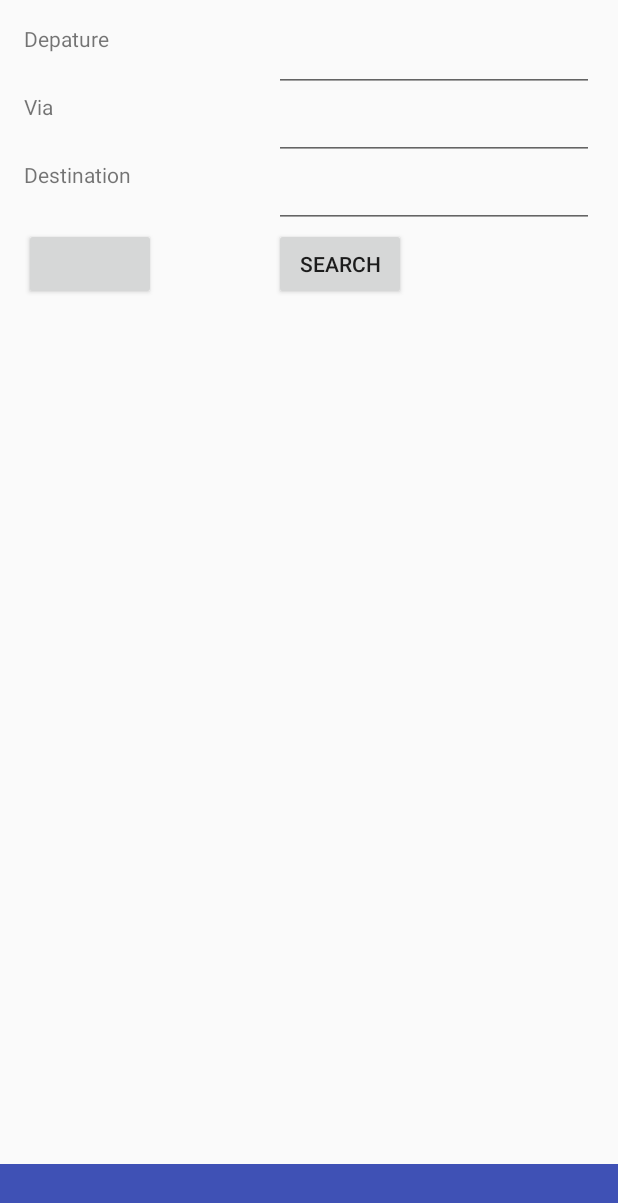
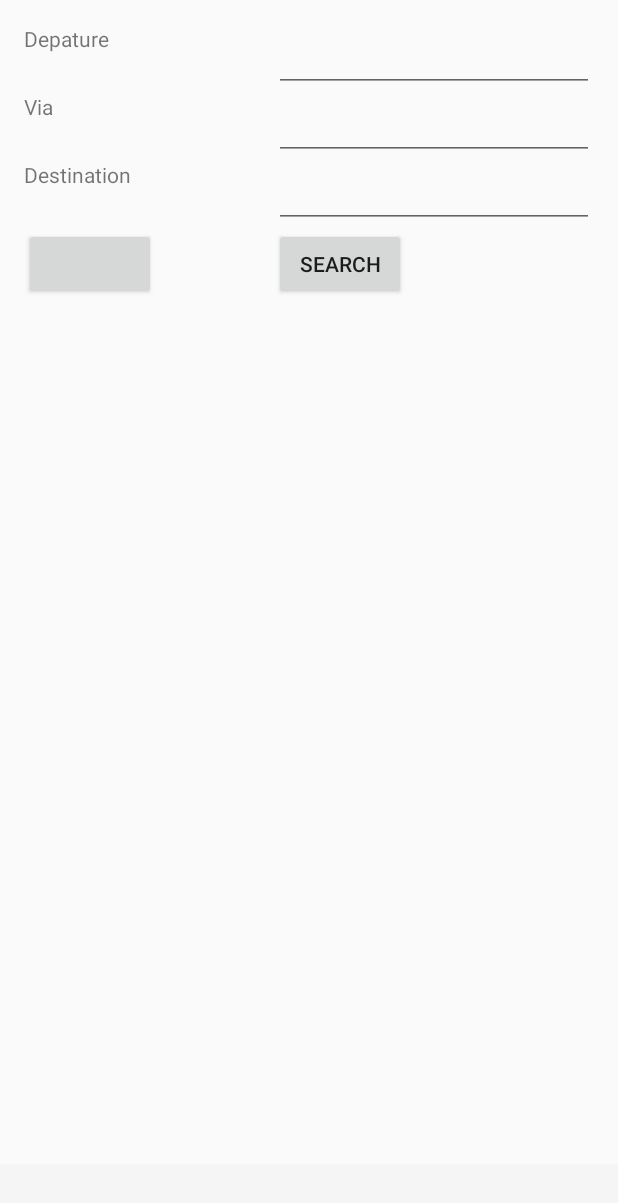
Before and after one commit to hiyuki2578/devcamp2016-b, an Android app: the layout activity_main.xml on its own in the app's theme, with its tools: preview values and no code run, on a phone screen of 412 x 824 dp. Shown: the top 1203 px of the screen. Run offline under Robolectric (Android 15) with nearby library versions, the phone set to English and light mode, and no system bars; network calls fail.

Commit message:
[modify] 結果の画面のテーマを修正

```diff
--- a/app/src/main/res/layout/activity_main.xml
+++ b/app/src/main/res/layout/activity_main.xml
@@ -108,16 +108,10 @@
             android:id="@+id/tool_bar"
             android:layout_height="wrap_content"
             android:layout_width="match_parent"
-            android:theme="@style/ThemeOverlay.AppCompat.ActionBar"
+            android:theme="@style/ResultTheme"
             android:minHeight="?attr/actionBarSize"
             android:background="?attr/colorPrimary">
         </android.support.v7.widget.Toolbar>
-
-        <TextView
-            android:layout_width="match_parent"
-            android:layout_height="wrap_content"
-            android:layout_weight="1"
-            android:text="aaa" />
 
 
         <LinearLayout
--- a/app/src/main/res/values/colors.xml
+++ b/app/src/main/res/values/colors.xml
@@ -3,4 +3,6 @@
 	<color name="colorPrimary">#3F51B5</color>
 	<color name="colorPrimaryDark">#303F9F</color>
 	<color name="colorAccent">#FF4081</color>
+	<color name="toolbar_title">#3F51B5</color>
+	<color name="toolbar_icon">#FFFFFF</color>
 </resources>
--- a/app/src/main/res/values/styles.xml
+++ b/app/src/main/res/values/styles.xml
@@ -8,4 +8,8 @@
 		<item name="colorAccent">@color/colorAccent</item>
 	</style>
 
+	<style name="ResultTheme" parent="Theme.AppCompat.Light.NoActionBar">
+		<item name="android:textColorPrimary">@color/toolbar_title</item>
+		<item name="android:textColorSecondary">@color/toolbar_icon</item>
+	</style>
 </resources>
```
